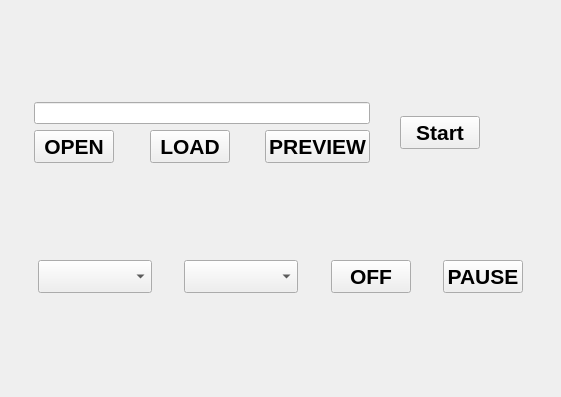
Old version of the form dragon_visualization/dragon_control_panel/resource/plot.ui in the repository zz19930617/dragon_visualization.
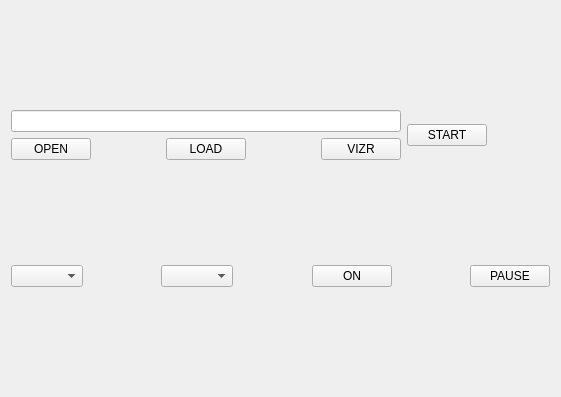
New version of the form.

What changed in the file:
```diff
--- a/dragon_visualization/dragon_control_panel/resource/plot.ui
+++ b/dragon_visualization/dragon_control_panel/resource/plot.ui
@@ -19,65 +19,38 @@
   <layout class="QVBoxLayout" name="verticalLayout">
    <item>
     <layout class="QGridLayout" name="gridLayout">
-     <item row="0" column="9">
-      <spacer name="horizontalSpacer_8">
-       <property name="orientation">
-        <enum>Qt::Horizontal</enum>
-       </property>
-       <property name="sizeHint" stdset="0">
-        <size>
-         <width>40</width>
-         <height>20</height>
-        </size>
-       </property>
-      </spacer>
-     </item>
-     <item row="1" column="1">
-      <widget class="QPushButton" name="pushButton_open">
-       <property name="font">
-        <font>
-         <pointsize>16</pointsize>
-         <weight>75</weight>
-         <bold>true</bold>
-        </font>
-       </property>
+     <item row="1" column="0">
+      <widget class="QPushButton" name="pushButton_2">
        <property name="text">
         <string>OPEN</string>
        </property>
       </widget>
      </item>
-     <item row="1" column="3">
-      <widget class="QPushButton" name="pushButton_load">
-       <property name="font">
-        <font>
-         <pointsize>16</pointsize>
-         <weight>75</weight>
-         <bold>true</bold>
-        </font>
-       </property>
+     <item row="1" column="2">
+      <widget class="QPushButton" name="pushButton_3">
        <property name="text">
         <string>LOAD</string>
        </property>
       </widget>
      </item>
-     <item row="0" column="1" colspan="5">
-      <widget class="QLineEdit" name="lineEdit_filename"/>
-     </item>
-     <item row="1" column="5">
-      <widget class="QPushButton" name="pushButton_preview">
-       <property name="font">
-        <font>
-         <pointsize>16</pointsize>
-         <weight>75</weight>
-         <bold>true</bold>
-        </font>
-       </property>
-       <property name="text">
-        <string>PREVIEW</string>
-       </property>
-      </widget>
+     <item row="0" column="0" colspan="5">
+      <widget class="QLineEdit" name="lineEdit"/>
      </item>
      <item row="1" column="4">
+      <widget class="QPushButton" name="pushButton_4">
+       <property name="text">
+        <string>VIZR</string>
+       </property>
+      </widget>
+     </item>
+     <item row="0" column="5" rowspan="2">
+      <widget class="QPushButton" name="pushButton">
+       <property name="text">
+        <string>START</string>
+       </property>
+      </widget>
+     </item>
+     <item row="1" column="3">
       <spacer name="horizontalSpacer_5">
        <property name="orientation">
         <enum>Qt::Horizontal</enum>
@@ -90,7 +63,7 @@
        </property>
       </spacer>
      </item>
-     <item row="1" column="2">
+     <item row="1" column="1">
       <spacer name="horizontalSpacer_4">
        <property name="orientation">
         <enum>Qt::Horizontal</enum>
@@ -103,34 +76,7 @@
        </property>
       </spacer>
      </item>
-     <item row="0" column="7" rowspan="2">
-      <widget class="QPushButton" name="pushButton_start">
-       <property name="font">
-        <font>
-         <pointsize>16</pointsize>
-         <weight>75</weight>
-         <bold>true</bold>
-        </font>
-       </property>
-       <property name="text">
-        <string>Start</string>
-       </property>
-      </widget>
-     </item>
-     <item row="0" column="10">
-      <spacer name="horizontalSpacer_7">
-       <property name="orientation">
-        <enum>Qt::Horizontal</enum>
-       </property>
-       <property name="sizeHint" stdset="0">
-        <size>
-         <width>40</width>
-         <height>20</height>
-        </size>
-       </property>
-      </spacer>
-     </item>
-     <item row="0" column="8">
+     <item row="0" column="6">
       <spacer name="horizontalSpacer_6">
        <property name="orientation">
         <enum>Qt::Horizontal</enum>
@@ -143,21 +89,8 @@
        </property>
       </spacer>
      </item>
-     <item row="1" column="0">
-      <spacer name="horizontalSpacer_10">
-       <property name="orientation">
-        <enum>Qt::Horizontal</enum>
-       </property>
-       <property name="sizeHint" stdset="0">
-        <size>
-         <width>40</width>
-         <height>20</height>
-        </size>
-       </property>
-      </spacer>
-     </item>
      <item row="1" column="6">
-      <spacer name="horizontalSpacer_11">
+      <spacer name="horizontalSpacer_7">
        <property name="orientation">
         <enum>Qt::Horizontal</enum>
        </property>
@@ -177,28 +110,7 @@
    <item>
     <layout class="QHBoxLayout" name="horizontalLayout_2">
      <item>
-      <spacer name="horizontalSpacer_9">
-       <property name="orientation">
-        <enum>Qt::Horizontal</enum>
-       </property>
-       <property name="sizeHint" stdset="0">
-        <size>
-         <width>40</width>
-         <height>20</height>
-        </size>
-       </property>
-      </spacer>
-     </item>
-     <item>
-      <widget class="QComboBox" name="comboBox_leg">
-       <property name="font">
-        <font>
-         <pointsize>16</pointsize>
-         <weight>75</weight>
-         <bold>true</bold>
-        </font>
-       </property>
-      </widget>
+      <widget class="QComboBox" name="comboBox_leg"/>
      </item>
      <item>
       <spacer name="horizontalSpacer">
@@ -214,15 +126,7 @@
       </spacer>
      </item>
      <item>
-      <widget class="QComboBox" name="comboBox_joint">
-       <property name="font">
-        <font>
-         <pointsize>16</pointsize>
-         <weight>75</weight>
-         <bold>true</bold>
-        </font>
-       </property>
-      </widget>
+      <widget class="QComboBox" name="comboBox_joint"/>
      </item>
      <item>
       <spacer name="horizontalSpacer_2">
@@ -238,16 +142,9 @@
       </spacer>
      </item>
      <item>
-      <widget class="QPushButton" name="label_on">
-       <property name="font">
-        <font>
-         <pointsize>16</pointsize>
-         <weight>75</weight>
-         <bold>true</bold>
-        </font>
-       </property>
+      <widget class="QPushButton" name="pushButton_5">
        <property name="text">
-        <string>OFF</string>
+        <string>ON</string>
        </property>
       </widget>
      </item>
@@ -265,32 +162,12 @@
       </spacer>
      </item>
      <item>
-      <widget class="QPushButton" name="pushButton_pause">
-       <property name="font">
-        <font>
-         <pointsize>16</pointsize>
-         <weight>75</weight>
-         <bold>true</bold>
-        </font>
-       </property>
+      <widget class="QPushButton" name="pushButton_6">
        <property name="text">
         <string>PAUSE</string>
        </property>
       </widget>
      </item>
-     <item>
-      <spacer name="horizontalSpacer_12">
-       <property name="orientation">
-        <enum>Qt::Horizontal</enum>
-       </property>
-       <property name="sizeHint" stdset="0">
-        <size>
-         <width>40</width>
-         <height>20</height>
-        </size>
-       </property>
-      </spacer>
-     </item>
     </layout>
    </item>
   </layout>
```
